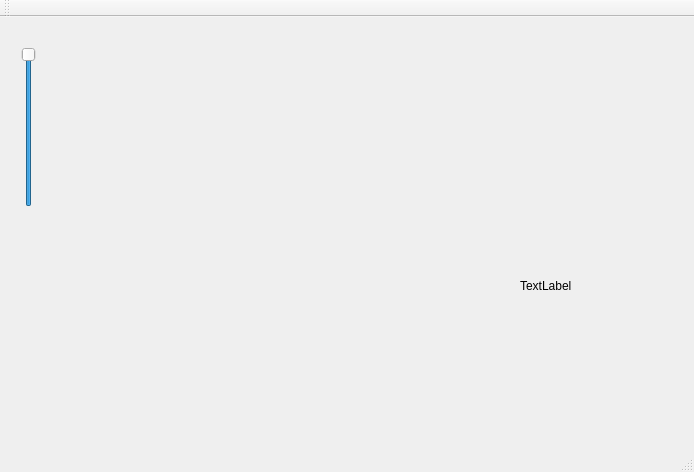
Above: mainwindow.ui from tich/VideoMixer before the change. Below: the same form after it.
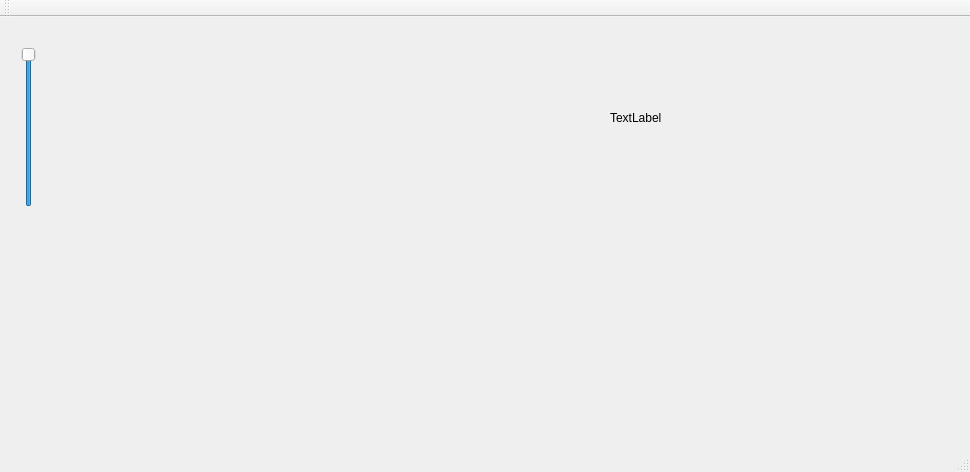
That is the form after the change.

Diff of the .ui file:
```diff
--- a/mainwindow.ui
+++ b/mainwindow.ui
@@ -6,7 +6,7 @@
    <rect>
     <x>0</x>
     <y>0</y>
-    <width>694</width>
+    <width>970</width>
     <height>472</height>
    </rect>
   </property>
@@ -43,10 +43,10 @@
    <widget class="QLabel" name="label_3">
     <property name="geometry">
      <rect>
-      <x>520</x>
-      <y>260</y>
-      <width>62</width>
-      <height>17</height>
+      <x>610</x>
+      <y>10</y>
+      <width>351</width>
+      <height>181</height>
      </rect>
     </property>
     <property name="text">
@@ -59,7 +59,7 @@
       <x>70</x>
       <y>210</y>
       <width>351</width>
-      <height>191</height>
+      <height>181</height>
      </rect>
     </property>
    </widget>
```
Left out of the diff: 2 changed lines with no effect on the pictures.
